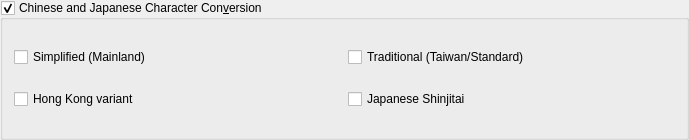
xiaoyifang/goldendict-ng, file src/ui/chineseconversion.ui: the form before one commit.
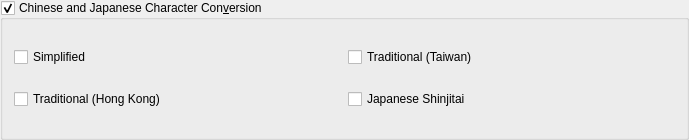
The form after the commit.

Commit message:
style(i18n): simplify Chinese conversion option labels (#3185)
* style(i18n): simplify Chinese conversion option labels

Unify the Chinese/Japanese conversion option labels so every target
variant is named consistently and without redundant qualifiers:

- Simplified (Mainland) -> Simplified
- Traditional (Taiwan/Standard) -> Traditional (Taiwan)
- Hong Kong variant -> Traditional (Hong Kong)

Tooltips and the OpenCC dictionary display names are updated to match.

* [autofix.ci] apply automated fixes

* [autofix.ci] apply automated fixes (attempt 2/3)

---------

```diff
--- a/src/ui/chineseconversion.ui
+++ b/src/ui/chineseconversion.ui
@@ -32,7 +32,7 @@
       <string>Enable conversion from traditional characters to simplified (Mainland) characters</string>
      </property>
      <property name="text">
-      <string>Simplified (Mainland)</string>
+      <string>Simplified</string>
      </property>
     </widget>
    </item>
@@ -42,7 +42,7 @@
       <string>Enable conversion from simplified characters to traditional (Taiwan/Standard) characters</string>
      </property>
      <property name="text">
-      <string>Traditional (Taiwan/Standard)</string>
+      <string>Traditional (Taiwan)</string>
      </property>
     </widget>
    </item>
@@ -52,7 +52,7 @@
       <string>Enable conversion from simplified characters to traditional (Hong Kong variant) characters</string>
      </property>
      <property name="text">
-      <string>Hong Kong variant</string>
+      <string>Traditional (Hong Kong)</string>
      </property>
     </widget>
    </item>
```
Left out of the diff: 6 changed lines with no effect on the pictures. The commit also changes 3 other files.
